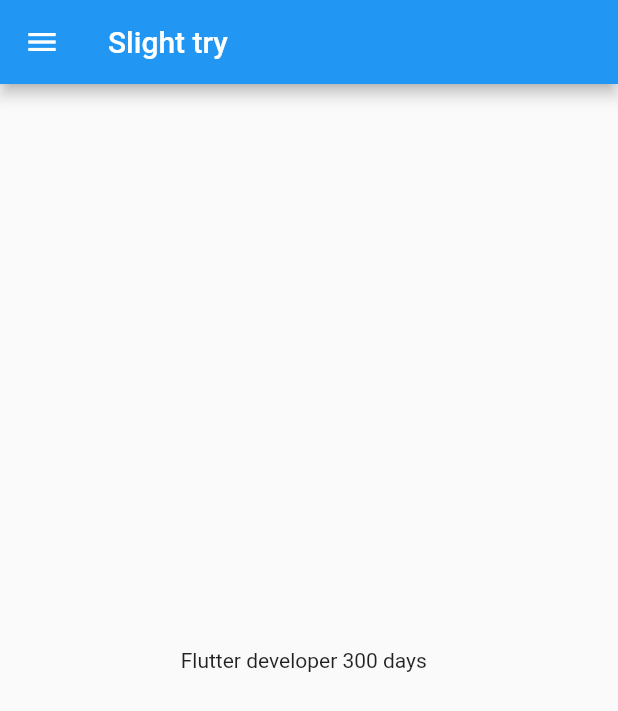
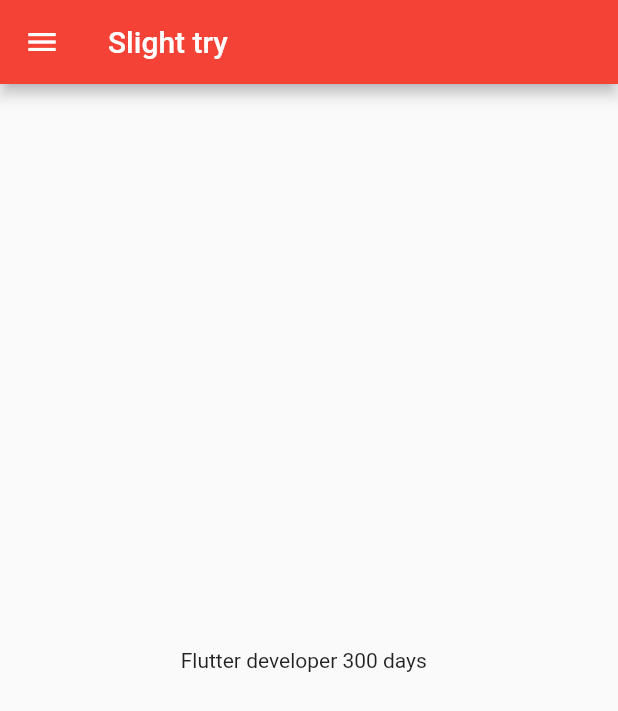
Before and after one commit to habibumar27/flutter_application_1, a Flutter app: the screen it shows after launch, on a phone screen of 412 x 824 dp. Shown: the top 711 px of the screen. Run offline on Flutter 3.47's test engine with Material 2 defaults, Android fonts, the phone set to English and light mode, and no system bars.

Commit message:
day3 completed

```diff
--- a/lib/main.dart
+++ b/lib/main.dart
@@ -1,5 +1,6 @@
 import 'package:flutter/material.dart';
-import 'package:flutter_application_1/home_page.dart';
+import 'package:flutter_application_1/pages/home_page.dart';
+import 'package:flutter_application_1/pages/loginpage.dart';
 
 void main() {
   runApp(MyApp());
@@ -10,9 +11,17 @@ class MyApp extends StatelessWidget {
 
   @override
   Widget build(BuildContext context) {
-
     return MaterialApp(
-        home: HomePage(),
+      // home: HomePage(),
+      themeMode: ThemeMode.light,
+      theme: ThemeData(primarySwatch: Colors.red),
+      darkTheme: ThemeData(brightness: Brightness.dark),
+      initialRoute: "/home",
+      routes: {
+        "/": (context) => LoginPage(),
+        "/home": (context) => HomePage(),
+        "/login": (context) => LoginPage(),
+      },
     );
   }
 }
```
Also changed, not shown: lib/pages/loginpage.dart (added, +17 -0 lines), lib/pages/home_page.dart (renamed from lib/home_page.dart).
